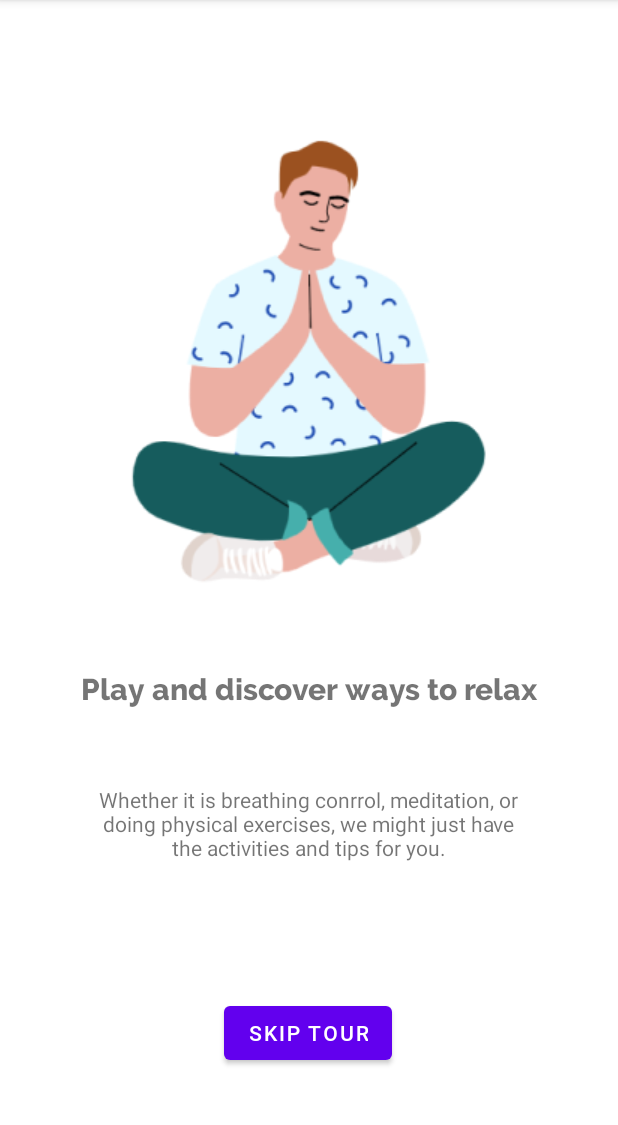
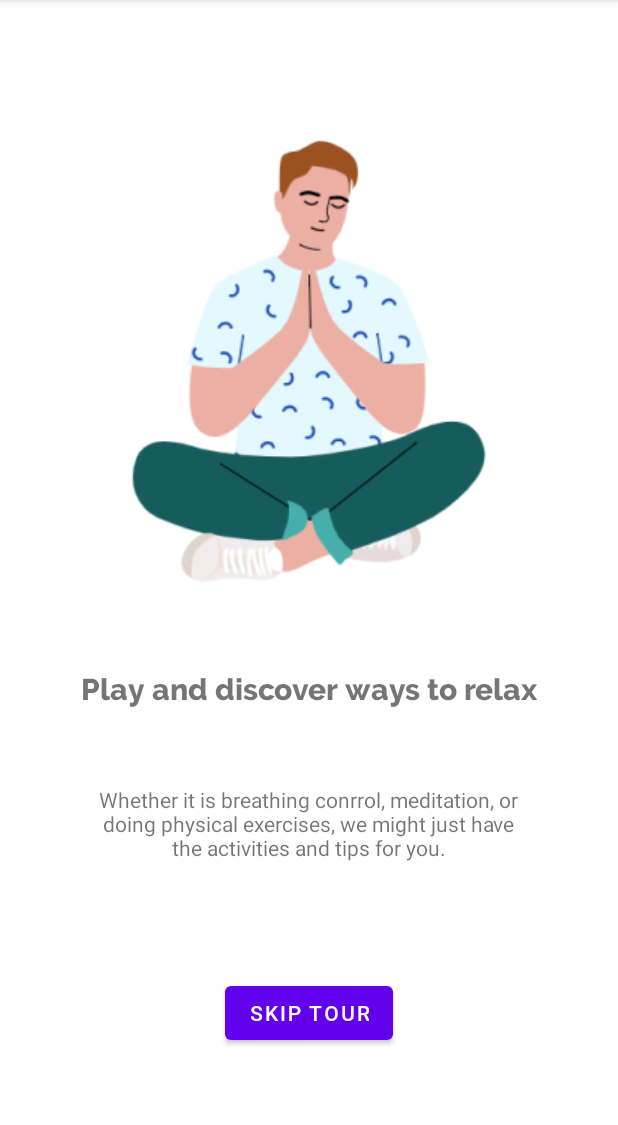
Before and after one commit to SelinaYuTong/MindCare, an Android app: the IntroActivity screen opened directly, with no data from a screen before it, on a phone screen of 412 x 824 dp, the part 84-1209 px from its top. Run offline under Robolectric (Android 15) with nearby library versions, the phone set to English and light mode, and no system bars.

Commit message:
Added round corners to the button (size 10)

```diff
--- a/app/src/main/res/layout/activity_intro.xml
+++ b/app/src/main/res/layout/activity_intro.xml
@@ -25,11 +25,12 @@
         android:fontFamily="@font/roboto_medium"
         android:text="Skip tour"
         android:textAlignment="center"
+        app:cornerRadius="10"
         app:layout_constraintBottom_toBottomOf="parent"
         app:layout_constraintEnd_toEndOf="parent"
-        app:layout_constraintHorizontal_bias="0.498"
         app:layout_constraintStart_toStartOf="parent"
-        app:layout_constraintTop_toBottomOf="@+id/intro1_description" />
+        app:layout_constraintTop_toBottomOf="@+id/intro1_description"
+        app:layout_constraintVertical_bias="0.382" />
 
     <TextView
         android:id="@+id/intro1_description"
```
